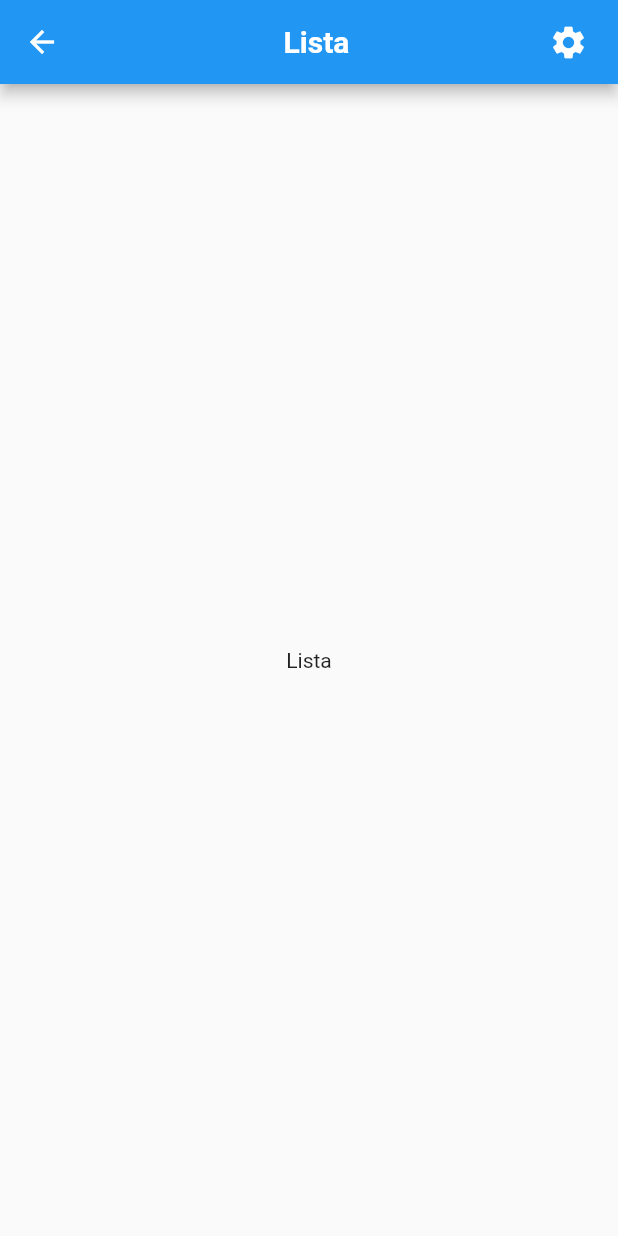
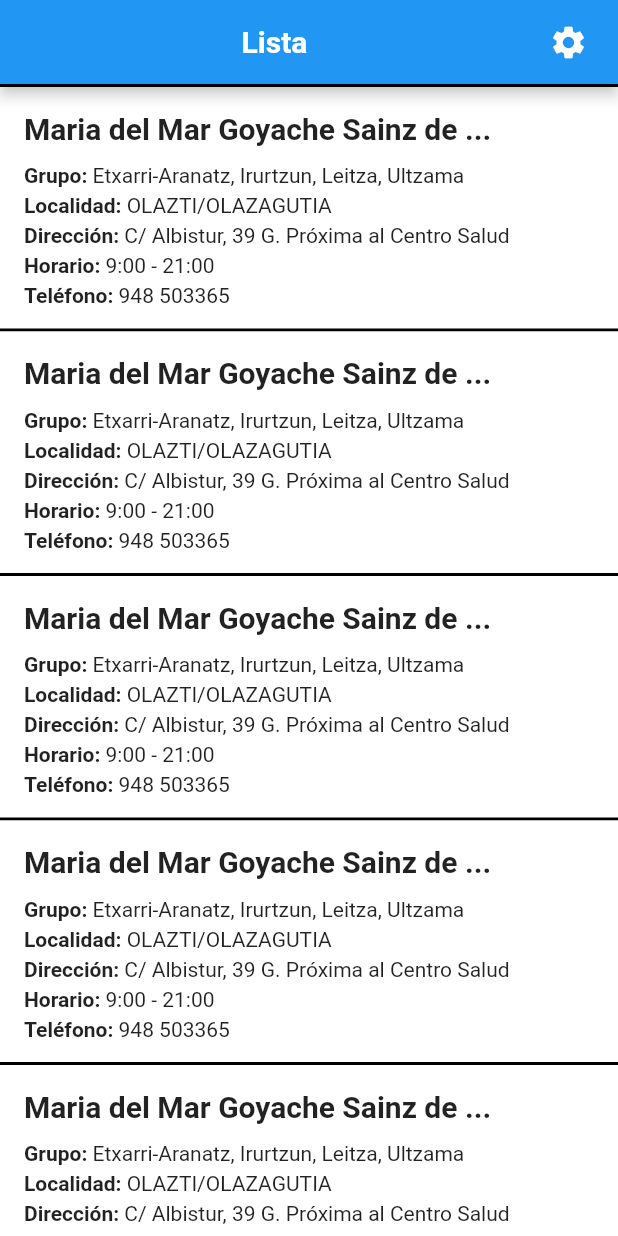
Before and after one commit to dmarinmdam1/TrabajoOpenData, a Flutter app: the Lista screen opened directly, on a phone screen of 412 x 824 dp. Run offline on Flutter 3.47's test engine with Material 2 defaults, Android fonts, the phone set to English and light mode, and no system bars; our stand-ins replace get, google_maps_flutter.

Commit message:
Avances varios

```diff
--- a/Aplicacion/lib/screens/barraNavegacion.dart
+++ b/Aplicacion/lib/screens/barraNavegacion.dart
@@ -1,37 +1,32 @@
 import 'package:flutter/material.dart';
-import 'package:get/get.dart';
 
 import 'package:aplicacion/screens/lista.dart';
 import 'package:aplicacion/screens/mapa.dart';
 import 'package:aplicacion/screens/ajustes.dart';
-import 'package:aplicacion/models/mapaGoogle.dart';
 
-class Navegacion extends StatefulWidget {
+class BarraNavegacion extends StatefulWidget {
   @override
-  _NavegacionState createState() => _NavegacionState();
+  _BarraNavegacionState createState() => _BarraNavegacionState();
+
+  void cambiarPantalla(int nuevaPantalla) {
+    _BarraNavegacionState().cambiarPantalla(nuevaPantalla);
+  }
 }
 
-class _NavegacionState extends State<Navegacion> {
-  Map<String, Object> args = new Map<String, Object>();
+class _BarraNavegacionState extends State<BarraNavegacion> {
+  // Map<String, Object> args = new Map<String, Object>();
 
   int _pantallaActual = 1; // Mapa
-  String _pantallaAnterior = "mapa";
 
-  Lista pantallaLista = new Lista();
+  void cambiarPantalla(int nuevaPantalla) {
+    setState(() {
+      _pantallaActual = nuevaPantalla;
+    });
+  }
 
   @override
   Widget build(BuildContext context) {
-    args = Get.arguments ?? new Map<String, Object>();
-    if (args["desdePantalla"] != _pantallaAnterior) {
-      if (args["desdePantalla"] == "lista" /*Lista.nombre*/)
-        _pantallaActual = 0;
-      else if (args["desdePantalla"] == "mapa" /*Mapa.nombre*/) {
-        _pantallaActual = 1;
-        // MapaGoogle.setCurrentLocation(args["ultimoPunto"]);
-        // MapaGoogle.setCurrentZoom(args["ultimoZoom"]);
-      }
-      _pantallaAnterior = args["desdePantalla"];
-    }
+    // args = Get.arguments ?? new Map<String, Object>();
     return Scaffold(
       body: Stack(
         children: <Widget>[
@@ -40,7 +35,7 @@
             child: TickerMode(
               enabled: _pantallaActual == 0,
               child: MaterialApp(
-                home: pantallaLista,
+                home: Lista(),
                 debugShowCheckedModeBanner: false,
                 theme: ThemeData(
                   primarySwatch: Colors.blue,
@@ -85,9 +80,7 @@
       bottomNavigationBar: BottomNavigationBar(
         currentIndex: _pantallaActual,
         onTap: (int nuevaPantalla) {
-          setState(() {
-            this._pantallaActual = nuevaPantalla;
-          });
+          cambiarPantalla(nuevaPantalla);
         },
         items: <BottomNavigationBarItem>[
           BottomNavigationBarItem(
--- a/Aplicacion/lib/screens/lista.dart
+++ b/Aplicacion/lib/screens/lista.dart
@@ -1,21 +1,18 @@
-import 'package:aplicacion/screens/ajustes.dart';
 import 'package:flutter/material.dart';
 import 'package:get/get.dart';
+
+import 'package:aplicacion/screens/ajustes.dart';
+import 'package:aplicacion/providers/dataProvider.dart';
+import 'package:aplicacion/screens/barraNavegacion.dart';
 
 class Lista extends StatefulWidget {
   @override
   _ListaState createState() => _ListaState();
-
-  static final String nombre = "lista";
 }
 
 class _ListaState extends State<Lista> {
-  Map<String, Object> args = new Map<String, Object>();
-
   @override
   Widget build(BuildContext context) {
-    args = Get.arguments ?? new Map<String, Object>();
-
     return Scaffold(
       appBar: AppBar(
         title: Center(
@@ -29,21 +26,116 @@
             padding: EdgeInsets.only(right: 20.0),
             child: GestureDetector(
               onTap: () {
-                  args["desdePantalla"] = Lista.nombre;
-                  Get.offAll(Ajustes(), arguments: args);
+                Get.to(Ajustes());
               },
               child: Icon(
                 Icons.settings,
                 size: 26.0,
               ),
-              )),
+            ),
+          ),
         ],
       ),
-      body: Center(
+      body: ListView(
+        children: _elementosLista(),
+      ),
+    );
+  }
+
+  List<Widget> _elementosLista() {
+    List<Widget> retorno = new List<Widget>();
+    retorno.add(SizedBox(
+      height: 2.0,
+    ));
+    retorno.add(Divider(
+      color: Colors.black,
+      thickness: 2,
+      height: 0,
+    ));
+    DataProvider.contenidoBase().forEach((element) {
+      final nombre = "Maria del Mar Goyache Sainz de Vicuña";
+      final grupo = "Etxarri-Aranatz, Irurtzun, Leitza, Ultzama";
+      final localidad = "OLAZTI/OLAZAGUTIA";
+      final direccion = "C/ Albistur, 39 G. Próxima al Centro Salud";
+      final horario = "9:00 - 21:00";
+      final telefono = "948 503365";
+
+      final elementoLista = GestureDetector(
+        onTap: () {
+          BarraNavegacion().cambiarPantalla(1);
+        },
+        child: Container(
+          color: Color.fromRGBO(255, 255, 255, 1),
+          child: Column(
+            crossAxisAlignment: CrossAxisAlignment.start,
+            children: [
+              Padding(
+                padding: const EdgeInsets.fromLTRB(16.0, 16.0, 16.0, 12.0),
                 child: Text(
-          "Lista",
+                  nombre.length > 30 ? nombre.substring(0, 31) + "..." : nombre,
+                  //nombre,
+                  style: TextStyle(fontSize: 20.0, fontWeight: FontWeight.bold),
+                ),
+              ),
+              Padding(
+                padding: const EdgeInsets.fromLTRB(16.0, 0.0, 16.0, 0.0),
+                child: Text.rich(
+                  TextSpan(children: <TextSpan>[
+                    TextSpan(text: "Grupo: ", style: TextStyle(fontWeight: FontWeight.bold)),
+                    TextSpan(text: grupo),
+                  ]),
+                ),
+              ),
+              Padding(
+                padding: const EdgeInsets.fromLTRB(16.0, 4.0, 16.0, 0.0),
+                child: Text.rich(
+                  TextSpan(children: <TextSpan>[
+                    TextSpan(text: "Localidad: ", style: TextStyle(fontWeight: FontWeight.bold)),
+                    TextSpan(text: localidad),
+                  ]),
+                ),
+              ),
+              Padding(
+                padding: const EdgeInsets.fromLTRB(16.0, 4.0, 16.0, 0.0),
+                child: Text.rich(
+                  TextSpan(children: <TextSpan>[
+                    TextSpan(text: "Dirección: ", style: TextStyle(fontWeight: FontWeight.bold)),
+                    TextSpan(text: direccion),
+                  ]),
+                ),
+              ),
+              Padding(
+                padding: const EdgeInsets.fromLTRB(16.0, 4.0, 16.0, 0.0),
+                child: Text.rich(
+                  TextSpan(children: <TextSpan>[
+                    TextSpan(text: "Horario: ", style: TextStyle(fontWeight: FontWeight.bold)),
+                    TextSpan(text: horario),
+                  ]),
+                ),
+              ),
+              Padding(
+                padding: const EdgeInsets.fromLTRB(16.0, 4.0, 16.0, 16.0),
+                child: Text.rich(
+                  TextSpan(children: <TextSpan>[
+                    TextSpan(text: "Teléfono: ", style: TextStyle(fontWeight: FontWeight.bold)),
+                    TextSpan(text: telefono),
+                  ]),
+                ),
+              ),
+            ],
           ),
         ),
       );
+      retorno.add(elementoLista);
+      retorno.add(Divider(
+        color: Colors.black,
+        thickness: 2,
+        height: 0,
+      ));
+    });
+    retorno.add(SizedBox(
+      height: 0.1,
+    ));
+    return retorno;
   }
 }
```
Also changed, not shown: Aplicacion/lib/main.dart (+6 -2 lines), Aplicacion/lib/screens/ajustes.dart (+1 -7 lines), Aplicacion/lib/screens/mapa.dart (+3 -11 lines), 1 other file. Lines whose indentation alone changed are shown as unchanged.
